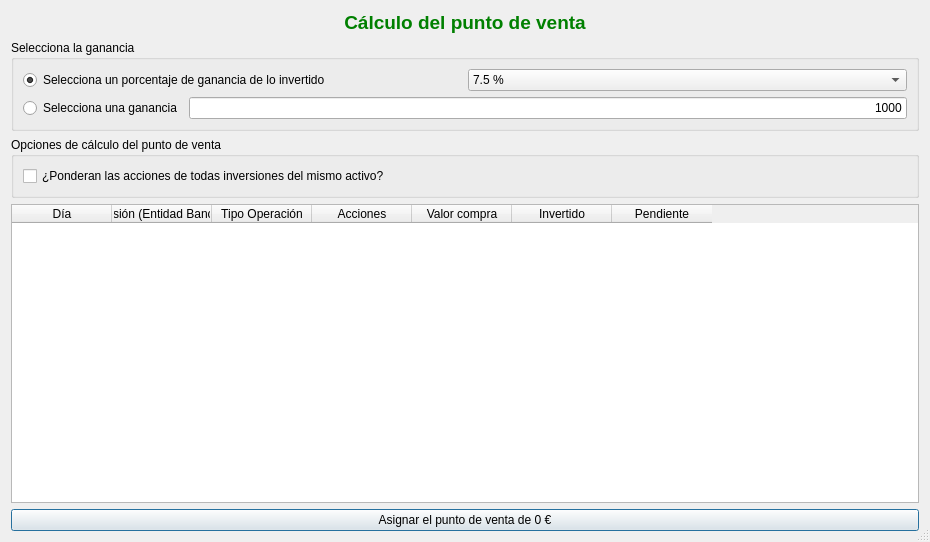
Old version of the form ui/frmPuntoVenta.ui in the repository turulomio/xulpymoney.
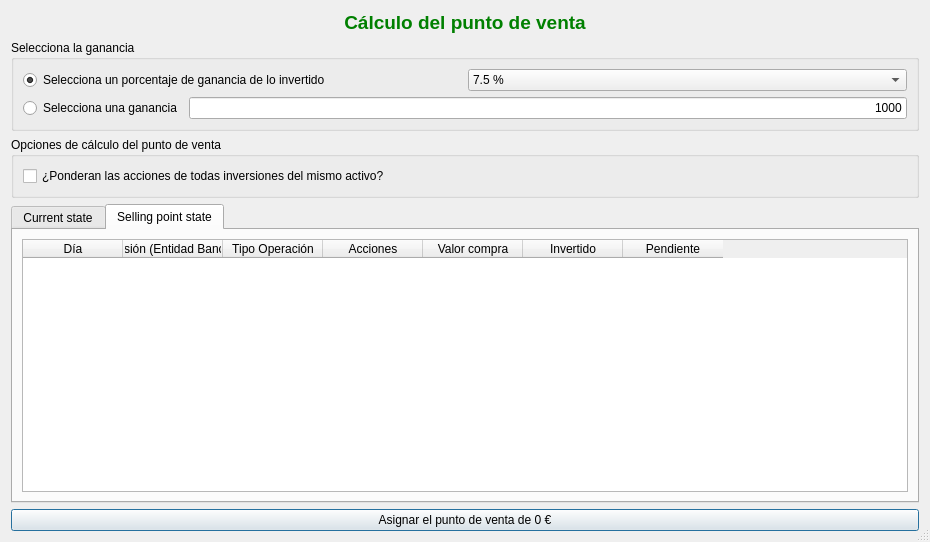
New version of the form. The open tabs and pages were chosen to show the change. Icons and pictures are not drawn. Custom widgets are drawn as their Qt base class.

Commit message: frmPuntoVenta shows current state and selling point state

What changed in the file:
```diff
--- a/ui/frmPuntoVenta.ui
+++ b/ui/frmPuntoVenta.ui
@@ -159,6 +159,16 @@
       </widget>
      </item>
      <item>
+      <widget class="QTabWidget" name="tabWidget">
+       <property name="currentIndex">
+        <number>0</number>
+       </property>
+       <widget class="QWidget" name="tab">
+        <attribute name="title">
+         <string>Current state</string>
+        </attribute>
+        <layout class="QHBoxLayout" name="horizontalLayout_5">
+         <item>
       <widget class="myQTableWidget" name="table">
        <attribute name="verticalHeaderVisible">
         <bool>false</bool>
@@ -198,6 +208,59 @@
          <string>Pendiente</string>
         </property>
        </column>
+          </widget>
+         </item>
+        </layout>
+       </widget>
+       <widget class="QWidget" name="tab_2">
+        <attribute name="title">
+         <string>Selling point state</string>
+        </attribute>
+        <layout class="QHBoxLayout" name="horizontalLayout_6">
+         <item>
+          <widget class="myQTableWidget" name="tableSP">
+           <attribute name="verticalHeaderVisible">
+            <bool>false</bool>
+           </attribute>
+           <column>
+            <property name="text">
+             <string>Día</string>
+            </property>
+           </column>
+           <column>
+            <property name="text">
+             <string>Inversión (Entidad Bancaria)</string>
+            </property>
+           </column>
+           <column>
+            <property name="text">
+             <string>Tipo Operación</string>
+            </property>
+           </column>
+           <column>
+            <property name="text">
+             <string>Acciones</string>
+            </property>
+           </column>
+           <column>
+            <property name="text">
+             <string>Valor compra</string>
+            </property>
+           </column>
+           <column>
+            <property name="text">
+             <string>Invertido</string>
+            </property>
+           </column>
+           <column>
+            <property name="text">
+             <string>Pendiente</string>
+            </property>
+           </column>
+          </widget>
+         </item>
+        </layout>
+       </widget>
       </widget>
      </item>
      <item>
```
Lines whose indentation alone changed are shown as unchanged. The commit also changes 6 other files.
